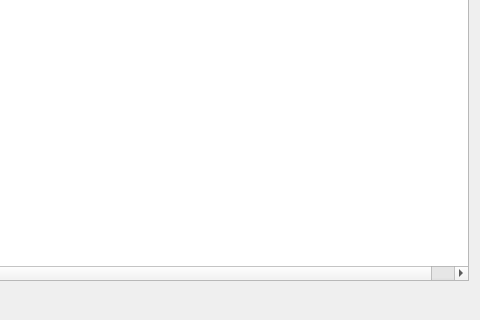
qcity/qcity, file src/qt/forms/coincontroldialog.ui: the form before one commit; both pictures show x 520 to 1000 and y 180 to 500 of the 1000 by 500 pixel window.
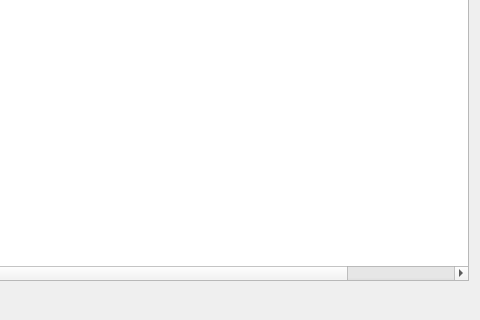
The form after the commit. Custom widgets are drawn as their Qt base class.

Commit message: stake rate

What changed in the file:
```diff
--- a/src/qt/forms/coincontroldialog.ui
+++ b/src/qt/forms/coincontroldialog.ui
@@ -402,7 +402,7 @@
       <bool>false</bool>
      </property>
      <property name="columnCount">
-      <number>10</number>
+      <number>11</number>
      </property>
      <attribute name="headerShowSortIndicator" stdset="0">
       <bool>true</bool>
```
The commit also changes 2 other files.
